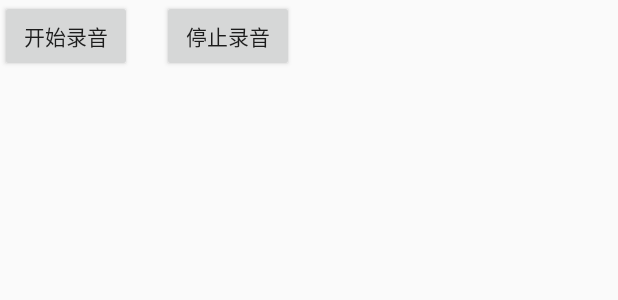
After one commit to Just-Maybe/LearningMultimediaNotes, an Android app: the layout activity_audio_record.xml on its own in the app's theme, with its tools: preview values and no code run, on a phone screen of 412 x 824 dp. The commit adds this screen. Shown: the top 300 px of the screen. Run offline under Robolectric (Android 15) with nearby library versions, the phone set to English and light mode, and no system bars.

Commit message:
使用 AudioRecord 采集音频PCM并保存到文件

```diff
--- a/app/src/main/AndroidManifest.xml
+++ b/app/src/main/AndroidManifest.xml
@@ -4,6 +4,7 @@
 
     <uses-permission android:name="android.permission.WRITE_EXTERNAL_STORAGE" />
     <uses-permission android:name="android.permission.READ_EXTERNAL_STORAGE" />
+    <uses-permission android:name="android.permission.RECORD_AUDIO" />
 
     <application
         android:allowBackup="true"
@@ -22,6 +23,7 @@
         </activity>
         <activity android:name=".videodecoder.VideoDecoderActivity" />
         <activity android:name=".drawPicture.DrawPictureActivity" />
+        <activity android:name=".AudioRecordSample.AudioRecordActivity" />
     </application>
 
 </manifest>
--- a/app/src/main/java/com/example/videodemo/MainActivity.java
+++ b/app/src/main/java/com/example/videodemo/MainActivity.java
@@ -9,6 +9,7 @@ import androidx.appcompat.app.AppCompatActivity;
 import androidx.recyclerview.widget.LinearLayoutManager;
 import androidx.recyclerview.widget.RecyclerView;
 
+import com.example.videodemo.AudioRecordSample.AudioRecordActivity;
 import com.example.videodemo.drawPicture.DrawPictureActivity;
 import com.example.videodemo.home.Module;
 import com.example.videodemo.home.ModuleAdapter;
@@ -41,6 +42,7 @@ public class MainActivity extends AppCompatActivity {
     private void initData() {
         dataList.add(new Module("MediaCodec视频编解码", VideoDecoderActivity.class));
         dataList.add(new Module("通过三种方式绘制图片", DrawPictureActivity.class));
+        dataList.add(new Module("使用 AudioRecord 采集音频PCM并保存到文件", AudioRecordActivity.class));
 
         adapter.update(dataList);
     }
--- /dev/null
+++ b/app/src/main/res/layout/activity_audio_record.xml
@@ -0,0 +1,23 @@
+<?xml version="1.0" encoding="utf-8"?>
+<androidx.constraintlayout.widget.ConstraintLayout xmlns:android="http://schemas.android.com/apk/res/android"
+    xmlns:app="http://schemas.android.com/apk/res-auto"
+    android:layout_width="match_parent"
+    android:layout_height="match_parent">
+
+    <Button
+        android:id="@+id/btn_start_record"
+        android:layout_width="wrap_content"
+        android:layout_height="wrap_content"
+        android:text="开始录音"
+        app:layout_constraintLeft_toLeftOf="parent"
+        app:layout_constraintTop_toTopOf="parent" />
+
+    <Button
+        android:id="@+id/btn_stop_record"
+        android:layout_width="wrap_content"
+        android:layout_height="wrap_content"
+        android:layout_marginLeft="20dp"
+        android:text="停止录音"
+        app:layout_constraintLeft_toRightOf="@+id/btn_start_record"
+        app:layout_constraintTop_toTopOf="parent" />
+</androidx.constraintlayout.widget.ConstraintLayout>
```
Also changed, not shown: app/src/main/java/com/example/videodemo/AudioRecordSample/AudioRecordActivity.java (added, +167 -0 lines).
